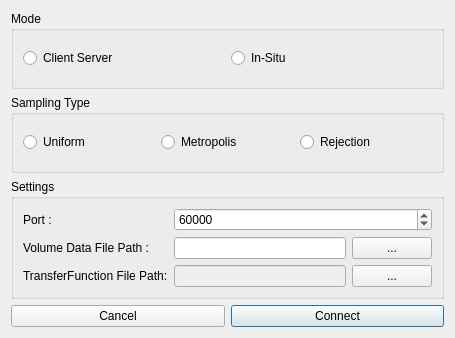
Qt form Client/Widgets/Connect.ui (CCSEPBVR/CS-IS-PBVR) before a commit.
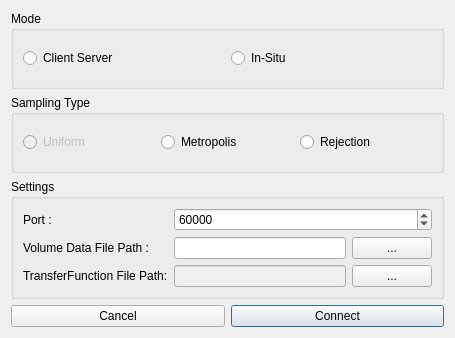
The same form after that commit.

Commit message: Uniform Samplingを選択できないようにした。

Diff of the .ui file:
```diff
--- a/Client/Widgets/Connect.ui
+++ b/Client/Widgets/Connect.ui
@@ -22,6 +22,9 @@
      <layout class="QGridLayout" name="gridLayout_4">
       <item row="0" column="0">
        <widget class="QRadioButton" name="uniformRBtn">
+        <property name="enabled">
+         <bool>false</bool>
+        </property>
         <property name="text">
          <string>Uniform</string>
         </property>
```
The commit also changes 1 other file.
